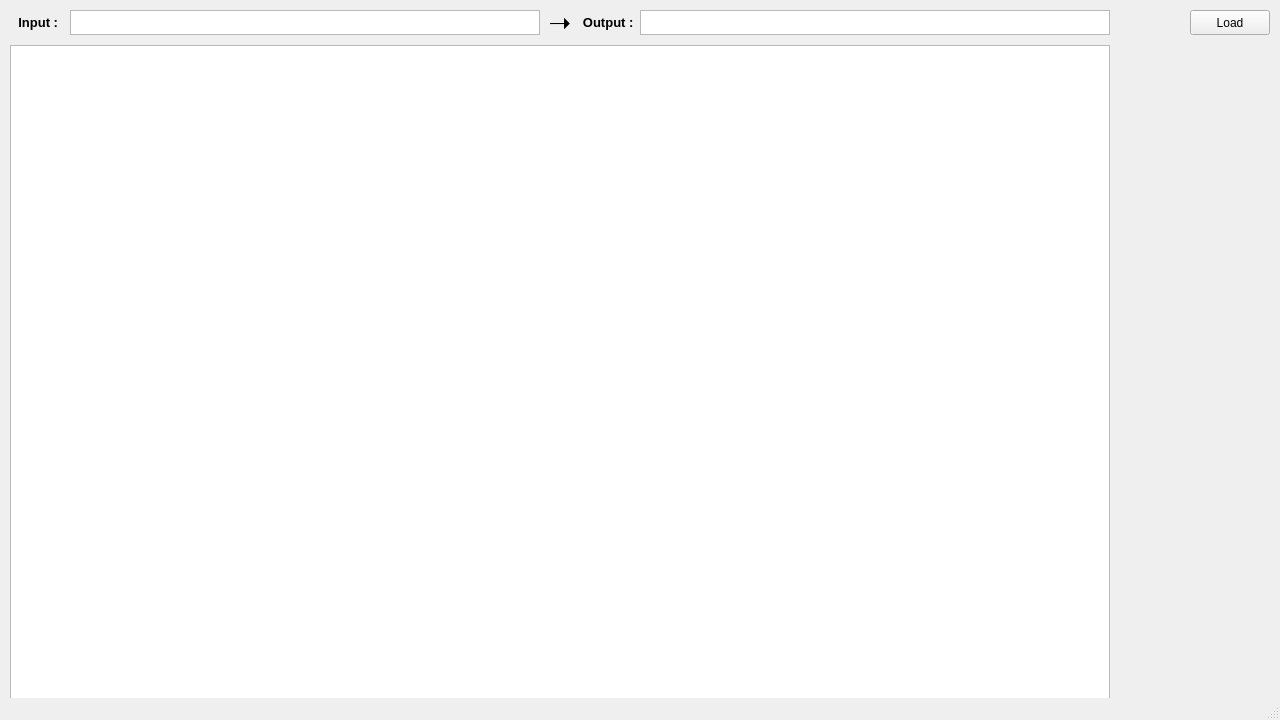
Qt form main.ui (BrotherGyu/csv_json_converter) before a commit.
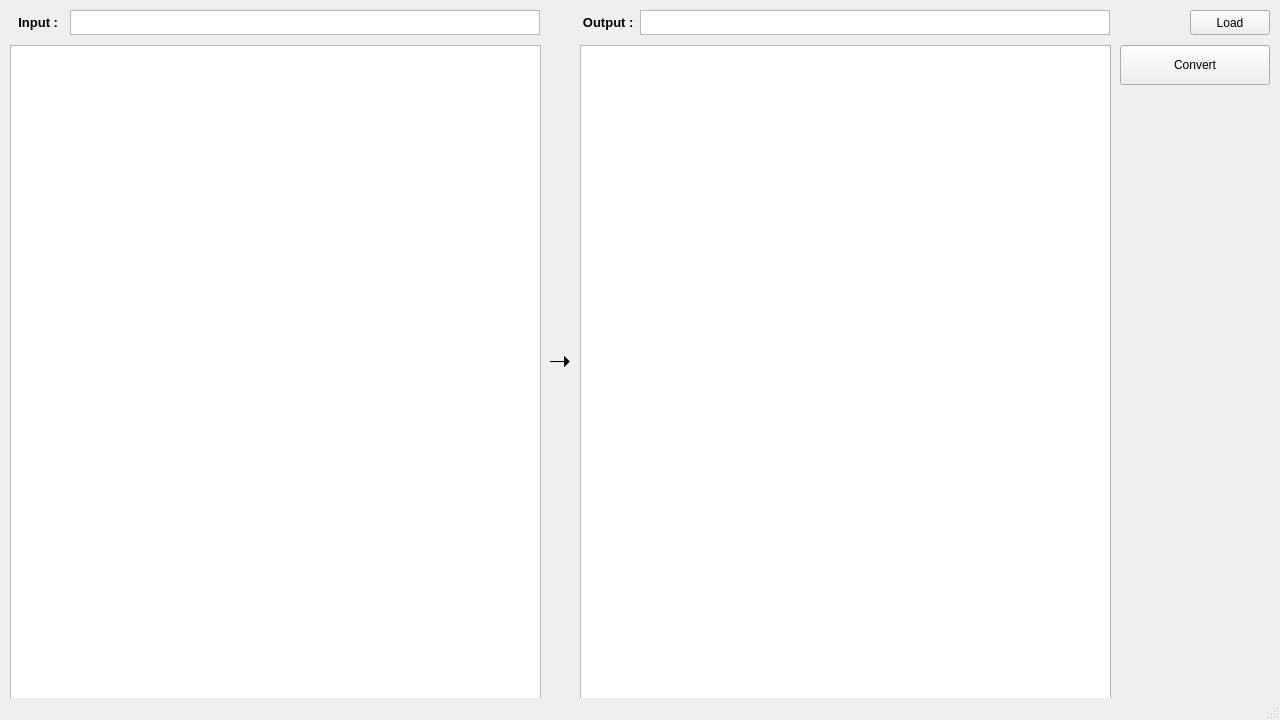
The same form after that commit.

Patch:
```diff
--- a/main.ui
+++ b/main.ui
@@ -47,7 +47,7 @@
      <rect>
       <x>10</x>
       <y>45</y>
-      <width>1100</width>
+      <width>531</width>
       <height>655</height>
      </rect>
     </property>
@@ -102,9 +102,9 @@
     <property name="geometry">
      <rect>
       <x>545</x>
-      <y>10</y>
+      <y>0</y>
       <width>30</width>
-      <height>25</height>
+      <height>720</height>
      </rect>
     </property>
     <property name="font">
@@ -141,6 +141,29 @@
      </rect>
     </property>
    </widget>
+   <widget class="QPushButton" name="convert_btn">
+    <property name="geometry">
+     <rect>
+      <x>1120</x>
+      <y>45</y>
+      <width>150</width>
+      <height>40</height>
+     </rect>
+    </property>
+    <property name="text">
+     <string>Convert</string>
+    </property>
+   </widget>
+   <widget class="QTableWidget" name="tableWidget_output">
+    <property name="geometry">
+     <rect>
+      <x>580</x>
+      <y>45</y>
+      <width>531</width>
+      <height>655</height>
+     </rect>
+    </property>
+   </widget>
   </widget>
   <widget class="QMenuBar" name="menubar">
    <property name="geometry">
```
Left out of the diff: 4 changed lines with no effect on the pictures.
